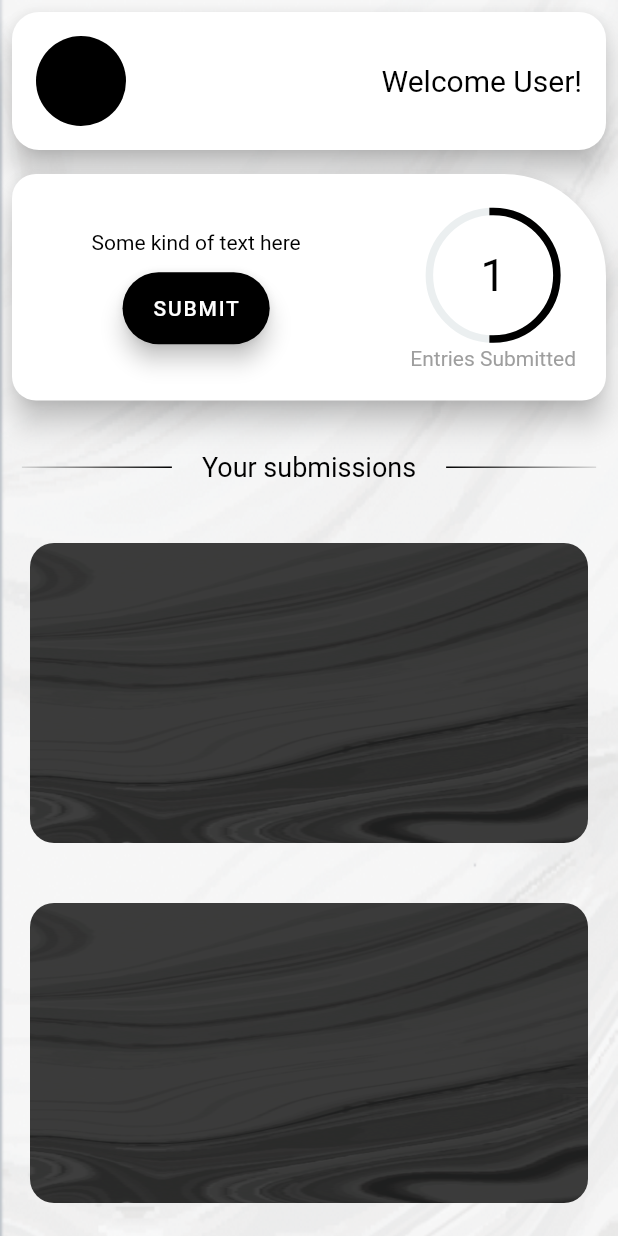
After one commit to VrajGohil/Intmpc2020, a Flutter app: the Dashboard screen opened by its route, on a phone screen of 412 x 824 dp. The commit adds this screen. Run offline on Flutter 3.47's test engine with Material 2 defaults, Android fonts, the phone set to English and light mode, and no system bars; our stand-ins replace font_awesome_flutter; missing offline and left inert: kf_drawer, scrolling_page_indicator; Roboto replaces fonts that are missing (George).

Commit message:
Added Dashboard

```diff
--- a/lib/HomePage.dart
+++ b/lib/HomePage.dart
@@ -76,7 +76,7 @@ class _HomePageState extends State<HomePage>
                           CustomButton(
                             text: 'Participate Now',
                             method: () {
-                              print("Clicked on participate");
+                              Navigator.pushNamed(context, '/dashboard');
                             },
                           ),
                         ],
--- /dev/null
+++ b/lib/circular_indicator.dart
@@ -0,0 +1,362 @@
+//import 'dart:math';
+
+import 'package:flutter/material.dart';
+import 'package:vector_math/vector_math_64.dart' as math;
+
+enum CircularStrokeCap { butt, round, square }
+
+enum ArcType {
+  HALF,
+  FULL,
+}
+
+class CircularPercentIndicator extends StatefulWidget {
+  ///Percent value between 0.0 and 1.0
+  final double percent;
+  final double radius;
+
+  ///Width of the line of the Circle
+  final double lineWidth;
+
+  ///Color of the background of the circle , default = transparent
+  final Color fillColor;
+
+  ///First color applied to the complete circle
+  final Color backgroundColor;
+
+  Color get progressColor => _progressColor;
+
+  Color _progressColor;
+
+  ///true if you want the circle to have animation
+  final bool animation;
+
+  ///duration of the animation in milliseconds, It only applies if animation attribute is true
+  final int animationDuration;
+
+  ///widget at the top of the circle
+  final Widget header;
+
+  ///widget at the bottom of the circle
+  final Widget footer;
+
+  ///widget inside the circle
+  final Widget center;
+
+  final LinearGradient linearGradient;
+
+  ///The kind of finish to place on the end of lines drawn, values supported: butt, round, square
+  final CircularStrokeCap circularStrokeCap;
+
+  ///the angle which the circle will start the progress (in degrees, eg: 0.0, 45.0, 90.0)
+  final double startAngle;
+
+  /// set true if you want to animate the linear from the last percent value you set
+  final bool animateFromLastPercent;
+
+  /// set false if you don't want to preserve the state of the widget
+  final bool addAutomaticKeepAlive;
+
+  /// set the arc type
+  final ArcType arcType;
+
+  /// set a circular background color when use the arcType property
+  final Color arcBackgroundColor;
+
+  /// set true when you want to display the progress in reverse mode
+  final bool reverse;
+
+  /// Creates a mask filter that takes the progress shape being drawn and blurs it.
+  final MaskFilter maskFilter;
+
+  CircularPercentIndicator(
+      {Key key,
+        this.percent = 0.0,
+        this.lineWidth = 5.0,
+        this.startAngle = 0.0,
+        @required this.radius,
+        this.fillColor = Colors.transparent,
+        this.backgroundColor = const Color(0x49B8C7CB),
+        Color progressColor,
+        this.linearGradient,
+        this.animation = false,
+        this.animationDuration = 500,
+        this.header,
+        this.footer,
+        this.center,
+        this.addAutomaticKeepAlive = true,
+        this.circularStrokeCap,
+        this.arcBackgroundColor,
+        this.arcType,
+        this.animateFromLastPercent = false,
+        this.reverse = false,
+        this.maskFilter})
+      : super(key: key) {
+    if (linearGradient != null && progressColor != null) {
+      throw ArgumentError(
+          'Cannot provide both linearGradient and progressColor');
+    }
+    _progressColor = progressColor ?? Colors.red;
+
+    assert(startAngle >= 0.0);
+    if (percent < 0.0 || percent > 1.0) {
+      throw Exception("Percent value must be a double between 0.0 and 1.0");
+    }
+
+    if (arcType == null && arcBackgroundColor != null) {
+      throw ArgumentError('arcType is required when you arcBackgroundColor');
+    }
+  }
+
+  @override
+  _CircularPercentIndicatorState createState() =>
+      _CircularPercentIndicatorState();
+}
+
+class _CircularPercentIndicatorState extends State<CircularPercentIndicator>
+    with SingleTickerProviderStateMixin, AutomaticKeepAliveClientMixin {
+  AnimationController _animationController;
+  Animation _animation;
+  double _percent = 0.0;
+
+  @override
+  void dispose() {
+    if (_animationController != null) {
+      _animationController.dispose();
+    }
+    super.dispose();
+  }
+
+  @override
+  void initState() {
+    if (widget.animation) {
+      _animationController = AnimationController(
+          vsync: this,
+          duration: Duration(milliseconds: widget.animationDuration));
+      _animation =
+      Tween(begin: 0.0, end: widget.percent).animate(_animationController)
+        ..addListener(() {
+          setState(() {
+            _percent = _animation.value;
+          });
+        });
+      _animationController.forward();
+    } else {
+      _updateProgress();
+    }
+    super.initState();
+  }
+
+  @override
+  void didUpdateWidget(CircularPercentIndicator oldWidget) {
+    super.didUpdateWidget(oldWidget);
+    if (oldWidget.percent != widget.percent ||
+        oldWidget.startAngle != widget.startAngle) {
+      if (_animationController != null) {
+        _animationController.duration =
+            Duration(milliseconds: widget.animationDuration);
+        _animation = Tween(
+            begin: widget.animateFromLastPercent ? oldWidget.percent : 0.0,
+            end: widget.percent)
+            .animate(_animationController);
+        _animationController.forward(from: 0.0);
+      } else {
+        _updateProgress();
+      }
+    }
+  }
+
+  _updateProgress() {
+    setState(() {
+      _percent = widget.percent;
+    });
+  }
+
+  @override
+  Widget build(BuildContext context) {
+    super.build(context);
+    var items = List<Widget>();
+    if (widget.header != null) {
+      items.add(widget.header);
+    }
+    items.add(Container(
+        height: widget.radius + widget.lineWidth,
+        width: widget.radius,
+        child: CustomPaint(
+          painter: CirclePainter(
+              progress: _percent * 360,
+              progressColor: widget.progressColor,
+              backgroundColor: widget.backgroundColor,
+              startAngle: widget.startAngle,
+              circularStrokeCap: widget.circularStrokeCap,
+              radius: (widget.radius / 2) - widget.lineWidth / 2,
+              lineWidth: widget.lineWidth,
+              arcBackgroundColor: widget.arcBackgroundColor,
+              arcType: widget.arcType,
+              reverse: widget.reverse,
+              linearGradient: widget.linearGradient,
+              maskFilter: widget.maskFilter),
+          child: (widget.center != null)
+              ? Center(child: widget.center)
+              : Container(),
+        )));
+
+    if (widget.footer != null) {
+      items.add(widget.footer);
+    }
+
+    return Material(
+      color: widget.fillColor,
+      child: Container(
+          child: Column(
+            mainAxisAlignment: MainAxisAlignment.center,
+            mainAxisSize: MainAxisSize.min,
+            children: items,
+          )),
+    );
+  }
+
+  @override
+  bool get wantKeepAlive => widget.addAutomaticKeepAlive;
+}
+
+class CirclePainter extends CustomPainter {
+  final Paint _paintBackground = Paint();
+  final Paint _paintLine = Paint();
+  final Paint _paintBackgroundStartAngle = Paint();
+  final double lineWidth;
+  final double progress;
+  final double radius;
+  final Color progressColor;
+  final Color backgroundColor;
+  final CircularStrokeCap circularStrokeCap;
+  final double startAngle;
+  final LinearGradient linearGradient;
+  final Color arcBackgroundColor;
+  final ArcType arcType;
+  final bool reverse;
+  final MaskFilter maskFilter;
+
+  CirclePainter(
+      {this.lineWidth,
+        this.progress,
+        @required this.radius,
+        this.progressColor,
+        this.backgroundColor,
+        this.startAngle = 0.0,
+        this.circularStrokeCap = CircularStrokeCap.round,
+        this.linearGradient,
+        this.reverse,
+        this.arcBackgroundColor,
+        this.arcType,
+        this.maskFilter}) {
+    _paintBackground.color = backgroundColor;
+    _paintBackground.style = PaintingStyle.stroke;
+    _paintBackground.strokeWidth = lineWidth;
+
+    if (arcBackgroundColor != null) {
+      _paintBackgroundStartAngle.color = arcBackgroundColor;
+      _paintBackgroundStartAngle.style = PaintingStyle.stroke;
+      _paintBackgroundStartAngle.strokeWidth = lineWidth;
+    }
+
+    _paintLine.color = progressColor;
+    _paintLine.style = PaintingStyle.stroke;
+    _paintLine.strokeWidth = lineWidth;
+    if (circularStrokeCap == CircularStrokeCap.round) {
+      _paintLine.strokeCap = StrokeCap.round;
+    } else if (circularStrokeCap == CircularStrokeCap.butt) {
+      _paintLine.strokeCap = StrokeCap.butt;
+    } else {
+      _paintLine.strokeCap = StrokeCap.square;
+    }
+  }
+
+  @override
+  void paint(Canvas canvas, Size size) {
+    final center = Offset(size.width / 2, size.height / 2);
+    canvas.drawCircle(center, radius, _paintBackground);
+
+    if (maskFilter != null) {
+      _paintLine.maskFilter = maskFilter;
+    }
+    if (linearGradient != null) {
+      /*
+      _paintLine.shader = SweepGradient(
+              center: FractionalOffset.center,
+              startAngle: math.radians(-90.0 + startAngle),
+              endAngle: math.radians(progress),
+              //tileMode: TileMode.mirror,
+              colors: linearGradient.colors)
+          .createShader(
+        Rect.fromCircle(
+          center: center,
+          radius: radius,
+        ),
+      );*/
+      _paintLine.shader = linearGradient.createShader(
+        Rect.fromCircle(
+          center: center,
+          radius: radius,
+        ),
+      );
+    }
+
+    double fixedStartAngle = startAngle;
+
+    double startAngleFixedMargin = 1.0;
+    if (arcType != null) {
+      if (arcType == ArcType.FULL) {
+        fixedStartAngle = 220;
+        startAngleFixedMargin = 172 / fixedStartAngle;
+      } else {
+        fixedStartAngle = 270;
+        startAngleFixedMargin = 135 / fixedStartAngle;
+      }
+    }
+
+    if (arcBackgroundColor != null) {
+      canvas.drawArc(
+        Rect.fromCircle(center: center, radius: radius),
+        math.radians(-90.0 + fixedStartAngle),
+        math.radians(360 * startAngleFixedMargin),
+        false,
+        _paintBackgroundStartAngle,
+      );
+    }
+
+    if (reverse) {
+      final start =
+      math.radians(360 * startAngleFixedMargin - 90.0 + fixedStartAngle);
+      final end = math.radians(-progress * startAngleFixedMargin);
+      canvas.drawArc(
+        Rect.fromCircle(
+          center: center,
+          radius: radius,
+        ),
+        start,
+        end,
+        false,
+        _paintLine,
+      );
+    } else {
+      final start = math.radians(-90.0 + fixedStartAngle);
+      final end = math.radians(progress * startAngleFixedMargin);
+      canvas.drawArc(
+        Rect.fromCircle(
+          center: center,
+          radius: radius,
+        ),
+        start,
+        end,
+        false,
+        _paintLine,
+      );
+    }
+  }
+
+  @override
+  bool shouldRepaint(CustomPainter oldDelegate) {
+    return true;
+  }
+}
--- /dev/null
+++ b/lib/dashboard.dart
@@ -0,0 +1,206 @@
+import 'package:flutter/material.dart';
+import 'package:intmpc/circular_indicator.dart';
+
+import 'classes/custom_button.dart';
+
+class Dashboard extends StatefulWidget {
+  @override
+  _DashboardState createState() => _DashboardState();
+}
+
+class _DashboardState extends State<Dashboard> {
+  double height = 1000;
+  @override
+  Widget build(BuildContext context) {
+    return Scaffold(
+      body: SingleChildScrollView(
+        child: Container(
+          width: MediaQuery.of(context).size.width,
+          height: height,
+          decoration: BoxDecoration(
+            image: DecorationImage(
+              image: AssetImage('assets/whiteBg.png'),
+              fit: BoxFit.fill,
+            ),
+          ),
+          child: SafeArea(
+            child: Column(
+              mainAxisSize: MainAxisSize.max,
+//              crossAxisAlignment: CrossAxisAlignment.stretch,
+              children: <Widget>[
+                Container(
+                  width: MediaQuery.of(context).size.width >= 700.0
+                      ? MediaQuery.of(context).size.height
+                      : 775.0,
+                  child: Card(
+                    margin: EdgeInsets.all(8.0),
+                    elevation: 8.0,
+                    color: Colors.white,
+                    shape: RoundedRectangleBorder(
+                      borderRadius: BorderRadius.circular(18.0),
+                    ),
+                    child: Padding(
+                      padding: const EdgeInsets.all(16.0),
+                      child: Row(
+                        mainAxisAlignment: MainAxisAlignment.spaceBetween,
+                        children: <Widget>[
+                          CircleAvatar(
+                            radius: 30.0,
+                          ),
+                          Text(
+                            'Welcome User!',
+                            style: TextStyle(
+                              fontFamily: 'George',
+                              color: Colors.black,
+                              fontSize: 20.0,
+                            ),
+                          ),
+                        ],
+                      ),
+                    ),
+                  ),
+                ),
+                Container(
+                  width: MediaQuery.of(context).size.width >= 700.0
+                      ? MediaQuery.of(context).size.height
+                      : 775.0,
+                  child: Card(
+                    margin: EdgeInsets.all(8.0),
+                    elevation: 8.0,
+                    color: Colors.white,
+                    shape: RoundedRectangleBorder(
+                      borderRadius: BorderRadius.only(
+                          topLeft: Radius.circular(16.0),
+                          bottomLeft: Radius.circular(16.0),
+                          bottomRight: Radius.circular(16.0),
+                          topRight: Radius.circular(68.0)),
+                    ),
+                    child: Row(
+                      mainAxisAlignment: MainAxisAlignment.spaceBetween,
+                      children: <Widget>[
+                        Expanded(
+                          child: Column(
+                            mainAxisAlignment: MainAxisAlignment.spaceBetween,
+                            children: <Widget>[
+                              Container(
+                                child: Text(
+                                  'Some kind of text here',
+                                  style: TextStyle(color: Colors.black),
+                                ),
+                              ),
+                              SizedBox(
+                                height: 12.0,
+                              ),
+                              CustomButton(
+                                text: 'SUBMIT',
+                              ),
+                            ],
+                          ),
+                        ),
+                        Padding(
+                          padding: const EdgeInsets.all(20.0),
+                          child: CircularPercentIndicator(
+                            radius: 90.0,
+                            lineWidth: 5.0,
+                            animation: true,
+                            percent: 0.5,
+                            footer: Text(
+                              'Entries Submitted',
+                              style: TextStyle(
+                                  color: Colors.grey, fontFamily: 'George'),
+                            ),
+                            center: Text(
+                              "1",
+                              style: TextStyle(
+                                color: Colors.black,
+                                fontSize: 30.0,
+                              ),
+                            ),
+                            progressColor: Colors.black,
+                          ),
+                        ),
+                      ],
+                    ),
+                  ),
+                ),
+                SizedBox(
+                  height: 6.0,
+                ),
+                Row(
+                  mainAxisAlignment: MainAxisAlignment.center,
+                  children: <Widget>[
+                    Container(
+                      decoration: BoxDecoration(
+                        gradient: new LinearGradient(
+                            colors: [
+                              Colors.black12,
+                              Colors.black,
+                            ],
+                            begin: const FractionalOffset(0.0, 0.0),
+                            end: const FractionalOffset(1.0, 1.0),
+                            stops: [0.0, 1.0],
+                            tileMode: TileMode.clamp),
+                      ),
+                      width: 100.0,
+                      height: 1.0,
+                    ),
+                    Padding(
+                      padding: const EdgeInsets.all(20.0),
+                      child: Text(
+                        'Your submissions',
+                        style: TextStyle(
+                          color: Colors.black,
+                          fontFamily: 'George',
+                          fontSize: 18.0,
+                        ),
+                      ),
+                    ),
+                    Container(
+                      decoration: BoxDecoration(
+                        gradient: new LinearGradient(
+                            colors: [
+                              Colors.black,
+                              Colors.black12,
+                            ],
+                            begin: const FractionalOffset(0.0, 0.0),
+                            end: const FractionalOffset(1.0, 1.0),
+                            stops: [0.0, 1.0],
+                            tileMode: TileMode.clamp),
+                      ),
+                      width: 100.0,
+                      height: 1.0,
+                    ),
+                  ],
+                ),
+                Container(
+                  margin: EdgeInsets.all(20.0),
+                  width: 450,
+                  height: 200,
+                  child: ClipRRect(
+                    borderRadius: BorderRadius.circular(16.0),
+                    child: Image.asset(
+                      'assets/blackBg.png',
+                      fit: BoxFit.fill,
+                    ),
+                  ),
+                ),
+                Container(
+                  margin: EdgeInsets.all(20.0),
+                  width: 450,
+                  height: 200,
+                  child: ClipRRect(
+                    borderRadius: BorderRadius.circular(16.0),
+                    child: Image.asset(
+                      'assets/blackBg.png',
+                      fit: BoxFit.fill,
+                    ),
+                  ),
+                ),
+              ],
+            ),
+          ),
+        ),
+      ),
+    );
+  }
+}
--- a/lib/main.dart
+++ b/lib/main.dart
@@ -2,6 +2,7 @@ import 'package:flutter/cupertino.dart';
 import 'package:flutter/material.dart';
 import 'package:intmpc/HomePage.dart';
 import 'package:kf_drawer/kf_drawer.dart';
+import 'dashboard.dart';
 import 'login_page.dart';
 
 void main() {
@@ -13,7 +14,13 @@ void main() {
         accentColor: Colors.grey,
       ),
       debugShowCheckedModeBanner: false,
-      home: MainWidget(),
+      routes: {
+        '/' : (context) => MainWidget(),
+        '/login' : (context) => LoginPage(),
+        '/dashboard' : (context) => Dashboard(),
+      },
+      initialRoute: '/',
+//      home: MainWidget(),
     ),
   );
 }
@@ -86,13 +93,7 @@ class _MainWidgetState extends State<MainWidget> with TickerProviderStateMixin {
             color: Colors.white,
           ),
           onPressed: () {
-            Navigator.of(context).push(CupertinoPageRoute(
-              fullscreenDialog: true,
-              builder: (BuildContext context) {
-                return LoginPage();
-//                return Login();
-              },
-            ));
+            Navigator.pushNamed(context, '/login');
           },
         ),
         decoration: BoxDecoration(
```
Also changed, not shown: pubspec.lock.
